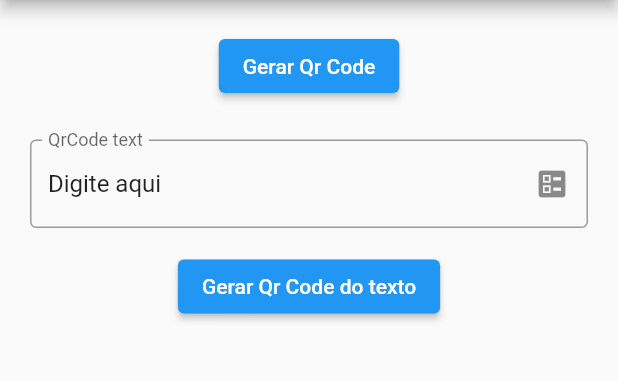
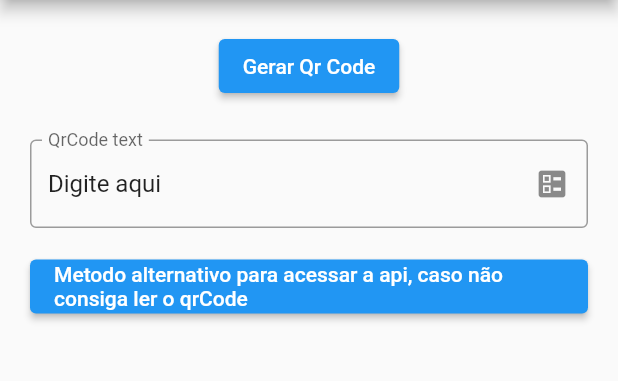
Before and after one commit to GiovannaBrilhante/listaDeEspera, a Flutter app: the screen it shows after launch, on a phone screen of 412 x 824 dp, the part 84-465 px from its top. Run offline on Flutter 3.47's test engine with Material 2 defaults, Android fonts, the light colour scheme and no system bars; our stand-ins replace qr_flutter; missing offline and left inert: flutter_barcode_scanner.

Commit message:
Comentando código

```diff
--- a/lib/data.dart
+++ b/lib/data.dart
@@ -1,5 +1,6 @@
 import 'package:intl/intl.dart';
 
+//classe que trata dos dados que é inserido para cada pessoa na lista
 class Data {
   String nome;
   String data;
@@ -7,18 +8,23 @@ class Data {
 
   Data(this.nome, this.data, this.id);
 
+  //retorna em json os dados da pessoa na lista
   Map toJson() => {'nome': nome, 'data': data, 'id': id};
 
   factory Data.fromJson(dynamic json) {
+    //se não é inserida nenhuma data, passa a data atual
     if (json['data'] == null) {
       json['data'] = DateFormat("dd/MM/yy HH:mm:ss").format(DateTime.now());
     }
+    //converte o json id para string
     json['id'] = json['id'].toString();
 
+    //retorna todas as informações como strings
     return Data(
         json['nome'] as String, json['data'].toString(), json['id'] as String);
   }
 
+  //sobescreve o metodo toString e retorna o nome, a data e o id
   @override
   String toString() {
     return '{${this.nome}, ${this.data}, {${this.id}}';
--- a/lib/lista_de_espera.dart
+++ b/lib/lista_de_espera.dart
@@ -8,7 +8,9 @@ import 'dart:async';
 import 'dart:convert';
 
 class ListaEspera extends StatefulWidget {
+  // variavel para guardar o endereço do servidor
   final String qrCodeServer;
+  //construtor da classe
   const ListaEspera(this.qrCodeServer, {super.key});
 
   @override
@@ -16,31 +18,40 @@ class ListaEspera extends StatefulWidget {
 }
 
 class _ListaEsperaState extends State<ListaEspera> {
+  // declara uma lista de Data chamada de futureData que será inicializada posteriormente
   late Future<List<Data>> futureData;
 
+  //Chamado na criação do widget, para inseri-lo na arvore widget
   @override
   void initState() {
     super.initState();
     futureData = fetchData();
   }
 
+  // classe que tem a função de exbir todas as pessoas cadastradas na api na nuvem
   Future<List<Data>> fetchData() async {
+    //pegando o endereço desejado da API para exbir todos os cadastros com o metodo get
     var response = await http.get(
         Uri.parse(widget.qrCodeServer + "getLista.php"),
         headers: {"Accept": "application/json"});
 
+    //verifica se a api está funcionando, e traz as informações, se não estiver, dá erro
     if (response.statusCode == 200) {
       List jsonResponse = json.decode(response.body);
       return jsonResponse.map((data) => Data.fromJson(data)).toList();
     } else {
-      throw Exception('Erro inesperado...');
+      throw Exception('Não é possível exibir a lista');
     }
   }
 
+  // classe que tem a função de deletar uma pessoa cadastrada na api na nuvem através do id
   Future<String> deletarPessoaDaLista(String id) async {
+    //pegando o endereço desejado da API para deletar o desejado com o metodo delete
     var response = await http.delete(
         Uri.parse(widget.qrCodeServer + "delete.php?id=" + id),
         headers: {"Accept": "application/json"});
+
+    //verifica se a api está funcionando, e traz as informações de quem está sendo deletado, se não estiver, dá erro
     if (response.statusCode == 200) {
       return response.body;
     } else {
@@ -62,10 +73,14 @@ class _ListaEsperaState extends State<ListaEspera> {
             SizedBox(
               height: 610,
               child: FutureBuilder<List<Data>>(
+                // passando para o atributo future a lista de dados - obtendo dados
                 future: futureData,
                 builder: (context, snapshot) {
+                  // verificando se os dados foram obtidos
                   if (snapshot.hasData) {
+                     // passa para a variável data, da classe data em lista, os dados que ele recebeu
                     List<Data> data = snapshot.data!;
+                    //retorna o nome e a posição de cada um, com a op´ção de exiber detalhes ou excluir aquele id e suas informações
                     return ListView.builder(
                         itemCount: data.length,
                         itemBuilder: (BuildContext context, index) {
@@ -77,6 +92,7 @@ class _ListaEsperaState extends State<ListaEspera> {
                               trailing: Row(
                                 mainAxisSize: MainAxisSize.min,
                                 children: [
+                                  //Botão para exibir detalhes que leva para a página de detalhes
                                   IconButton(
                                       onPressed: () {
                                         Navigator.of(context).push(
@@ -89,10 +105,14 @@ class _ListaEsperaState extends State<ListaEspera> {
                                         Icons.favorite,
                                         color: Color.fromARGB(255, 134, 0, 212),
                                       )),
+                                  //Botão para deletar a pessoa
                                   IconButton(
                                       onPressed: () {
+                                        //passa para a classe deletarPessoaDaLista o id de quem teve o botão pressionafo
                                         deletarPessoaDaLista(data[index].id);
+                                        //remove a pessoa
                                         snapshot.data!.removeAt(index);
+                                        // Notifica nosso widget que seu estado interno foi alterado, atualiza a alteração na tela
                                         setState(() {
                                           futureData = fetchData();
                                         });
@@ -106,7 +126,7 @@ class _ListaEsperaState extends State<ListaEspera> {
                             ),
                           );
                         });
-                  } else if (snapshot.hasError) {
+                  } /*se os dados não foram obtidos, dá erro*/ else if (snapshot.hasError) {
                     return Text("${snapshot.error}");
                   }
                   return const CircularProgressIndicator();
@@ -116,6 +136,7 @@ class _ListaEsperaState extends State<ListaEspera> {
             const SizedBox(
               height: 10,
             ),
+            //Botão para inserir mais pessoas que leva para a pagina de inserir
             IconButton(
                 onPressed: () {
                   Navigator.of(context).push(MaterialPageRoute(
--- a/lib/main.dart
+++ b/lib/main.dart
@@ -14,7 +14,7 @@ class MyApp extends StatelessWidget {
     return const MaterialApp(
       title: 'Lista de Espera',
       debugShowCheckedModeBanner: false,
-      home: qrCode(),
+      home: qrCode(), //inicializa nosso app com a geração do qrCode responsável pela indicação do nome do servidor e das apis existentes.
     );
   }
 }
--- a/lib/qrCode.dart
+++ b/lib/qrCode.dart
@@ -11,8 +11,10 @@ class qrCode extends StatefulWidget {
 }
 
 class _qrCodeState extends State<qrCode> {
+  //Variavel que guarda o texto digitado
   final controller = TextEditingController(text: "Digite aqui");
 
+  //Chamado quando o widget for removido da árvore widget permanentemente.
   @override
   void dispose() {
     controller.dispose();
@@ -26,6 +28,7 @@ class _qrCodeState extends State<qrCode> {
       body: Container(
         padding: EdgeInsets.all(20),
         child: Column(children: [
+          //Botão que leva para a tela2 (imagem do qrCode)
           ElevatedButton(
               onPressed: () {
                 Navigator.push(
@@ -38,7 +41,6 @@ class _qrCodeState extends State<qrCode> {
             controller: controller,
             decoration: InputDecoration(
               labelText: "QrCode text",
-              // errorText: "Digite corretamente sua Anta",
               border: OutlineInputBorder(),
               suffixIcon: Icon(Icons.ballot),
             ),
@@ -46,6 +48,7 @@ class _qrCodeState extends State<qrCode> {
           SizedBox(
             height: 15,
           ),
+          //Botão que leva para a tela inicial (todos os cadastrados na lista, a opcão de ver detalhes, excluir e inserir)
           ElevatedButton(
               onPressed: () {
                 Navigator.push(
@@ -53,7 +56,7 @@ class _qrCodeState extends State<qrCode> {
                     MaterialPageRoute(
                         builder: (context) => ListaEspera(controller.text)));
               },
-              child: Text("Gerar Qr Code do texto")),
+              child: Text("Metodo alternativo para acessar a api, caso não consiga ler o qrCode")),
         ]),
       ),
     );
--- a/lib/tela2.dart
+++ b/lib/tela2.dart
@@ -11,16 +11,19 @@ class tela2 extends StatefulWidget {
 }
 
 class _tela2State extends State<tela2> {
+  //Variavel que guarda o endereço do servidor
   String link = "https://www.slmm.com.br/CTC/";
   String code = "";
+  // Metodo para ler o qrCode que geramos
   lerQRCode() async {
     code = await FlutterBarcodeScanner.scanBarcode(
-      "#964b00",
-      "Cancelar",
-      true,
-      ScanMode.QR,
+      "#964b00", //cor da linha que fica passando, simulando uma leitura
+      "Cancelar", //titulo do botão de opção de cancelar operação
+      true, //adicionar flash caso o ambiente esteja escuro
+      ScanMode.QR, //ler o qr
     );
-    setState(() => code != '-1' ? code : "Não validado");
+     // Notifica nosso widget que seu estado interno foi alterado, verifica se dá erro, se sim retorna qrCode invalido
+    setState(() => code != '-1' ? code : "qrCode inválido");
   }
 
   @override
@@ -31,17 +34,21 @@ class _tela2State extends State<tela2> {
         padding: EdgeInsets.all(20),
         child: Column(children: [
           ElevatedButton(
+            //Botão para voltar para a tela de geração de qrCode
               onPressed: () {
                 Navigator.pop(context);
               },
               child: Text("Voltar")),
+          //gera o qrCode com o endereço do servidor
           QrImage(
             data: link,
             version: QrVersions.auto,
             size: 200.0,
             gapless: false,
           ),
+          //Botão para ler o qrCode
           ElevatedButton(onPressed: lerQRCode, child: Text("Ler qrCode")),
+          //Botão quando a leitura é valida, que envia para a tela inicial (todos os cadastrados na lista, a opcão de ver detalhes, excluir e inserir)
           ElevatedButton(
               onPressed: () {
                 if (code != 'Não validado') {
```
Also changed, not shown: lib/detalhe.dart (+26 -14 lines), lib/insere.dart (+14 -5 lines).
